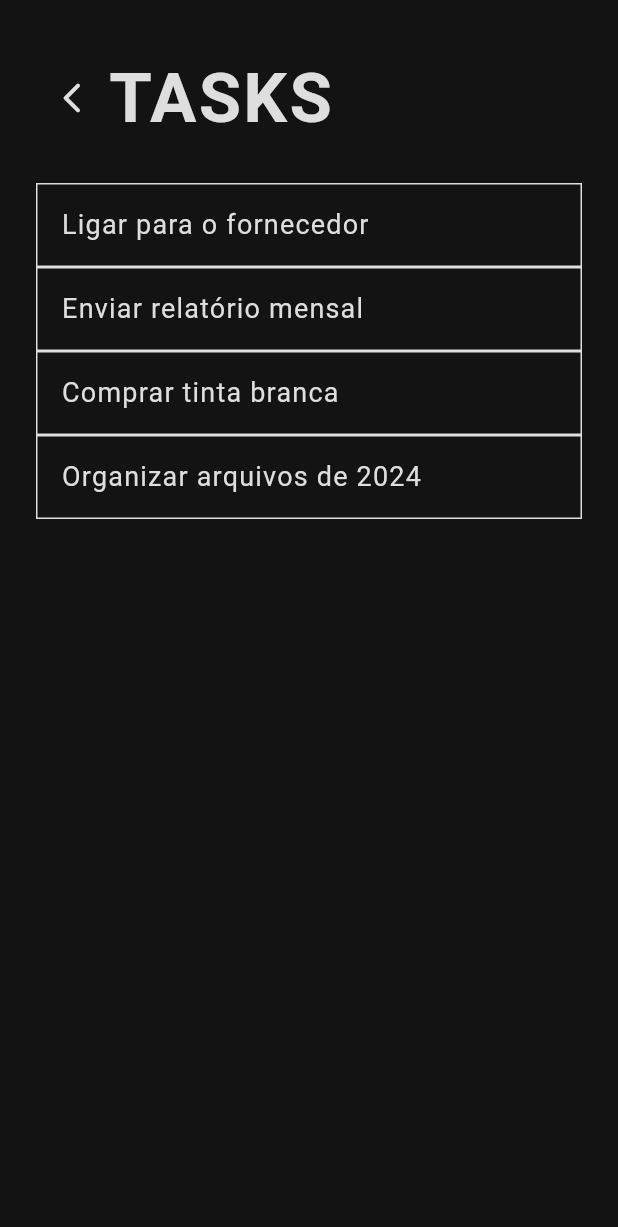
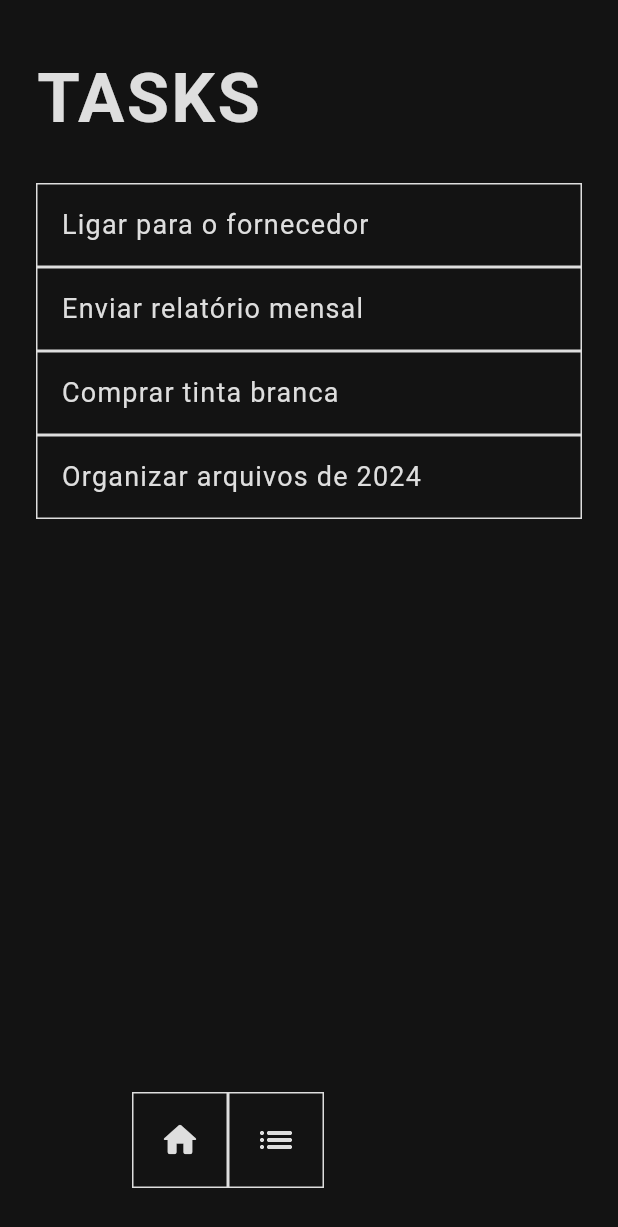
Before and after one commit to gabrielsoaresm94/dont-forget-app, a Flutter app: the TasksScreen screen opened by its route, on a phone screen of 412 x 824 dp. Shown: the top 1227 px of the screen. Run offline on Flutter 3.47's test engine with Material 3 defaults, Android fonts, the phone set to English and light mode, and no system bars; our stand-ins replace google_fonts; Roboto replaces fonts that are missing (Questrial).

Commit message:
feat: maintain button navigation

```diff
--- a/lib/components/send_buttons.dart
+++ b/lib/components/send_buttons.dart
@@ -1,14 +1,14 @@
 import 'package:flutter/material.dart';
 
 class SendButtons extends StatelessWidget {
-  final VoidCallback onSend;
+  final VoidCallback? onSend;
   final VoidCallback onHome;
   final VoidCallback onList;
   final double buttonSize;
 
   const SendButtons({
     super.key,
-    required this.onSend,
+    this.onSend,
     required this.onHome,
     required this.onList,
     this.buttonSize = 64,
@@ -18,6 +18,7 @@ class SendButtons extends StatelessWidget {
   Widget build(BuildContext context) {
     return Column(
       children: [
+        if (onSend != null)
           Align(
             alignment: Alignment.centerLeft,
             child: InkWell(
--- a/lib/screens/tasks.dart
+++ b/lib/screens/tasks.dart
@@ -1,3 +1,4 @@
+import 'package:dont_forget_app/components/send_buttons.dart';
 import 'package:flutter/material.dart';
 import '../utils/app_theme.dart';
 
@@ -21,18 +22,7 @@ class TasksScreen extends StatelessWidget {
           child: Column(
             crossAxisAlignment: CrossAxisAlignment.start,
             children: [
-              Row(
-                children: [
-                  IconButton(
-                    onPressed: () => Navigator.pop(context),
-                    icon: const Icon(
-                      Icons.arrow_back_ios_new_rounded,
-                      color: AppTheme.textColor,
-                    ),
-                  ),
-                  Text('TASKS', style: AppTheme.headingMedium),
-                ],
-              ),
+              Row(children: [Text('TASKS', style: AppTheme.headingMedium)]),
               const SizedBox(height: 24),
               Expanded(
                 child: ListView.builder(
@@ -53,6 +43,10 @@ class TasksScreen extends StatelessWidget {
                   ),
                 ),
               ),
+              SendButtons(
+                onHome: () => Navigator.pushNamed(context, '/'),
+                onList: () => Navigator.pushNamed(context, '/tasks'),
+              ),
             ],
           ),
         ),
```
Also changed, not shown: lib/screens/home.dart (+0 -9 lines). Lines whose indentation alone changed are shown as unchanged.
